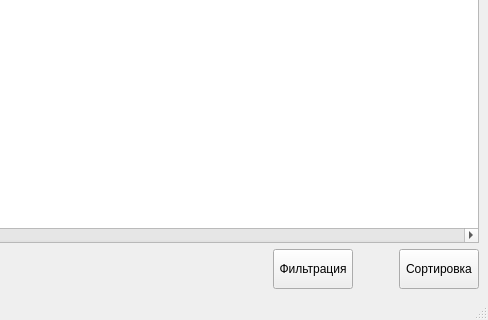
Above: info_form.ui from vlonekika/Support-of-scientific-and-technical-programs before the change; both pictures show x 550 to 1038 and y 451 to 771 of the 1038 by 771 pixel window. Below: the same form after it.
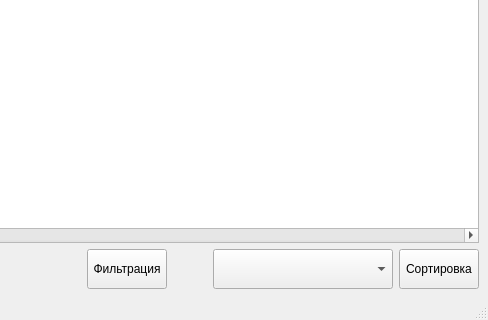
That is the form after the change.

Commit message: forms: менюбар и фомра

The edit to the form file:
```diff
--- a/info_form.ui
+++ b/info_form.ui
@@ -207,6 +207,22 @@
         </property>
        </spacer>
       </item>
+      <item>
+       <widget class="QComboBox" name="sort_com">
+        <property name="minimumSize">
+         <size>
+          <width>180</width>
+          <height>40</height>
+         </size>
+        </property>
+        <property name="maximumSize">
+         <size>
+          <width>180</width>
+          <height>40</height>
+         </size>
+        </property>
+       </widget>
+      </item>
       <item>
        <widget class="QPushButton" name="sort">
         <property name="minimumSize">
```
Left out of the diff: 3 changed lines with no effect on the pictures. The commit also changes 1 other file.
